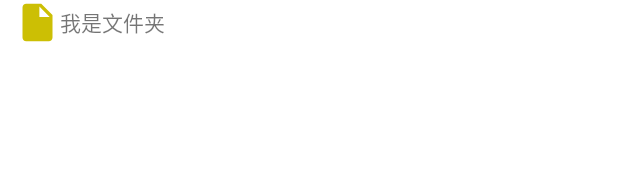
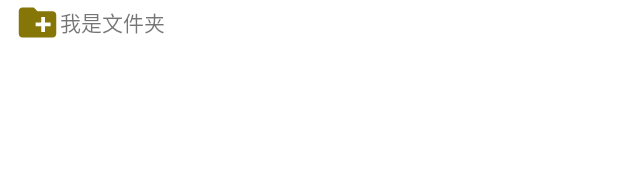
Before and after one commit to githubwangjunqiang/DialogLogShowManager, an Android app: the layout show_log_sdk_layout_item_cache_log.xml on its own in the app's theme, with its tools: preview values and no code run, on a phone screen of 412 x 824 dp. Shown: the top 193 px of the screen. Run offline under Robolectric (Android 15) with nearby library versions, the phone set to English and light mode, and no system bars.

```diff
--- a/dialoglogshow/src/main/java/com/xq/dialoglogshow/entity/LogConfigData.java
+++ b/dialoglogshow/src/main/java/com/xq/dialoglogshow/entity/LogConfigData.java
@@ -19,4 +19,12 @@ public class LogConfigData {
     public boolean sortUrlForTime = false;
     @Keep
     public RectF debugViewSize = null;
+
+    @Keep
+    public ReadTextCall readTextCall = null;
+
+    @Keep
+    public interface ReadTextCall{
+        void readText(String path);
+    }
 }
--- /dev/null
+++ b/dialoglogshow/src/main/res/drawable/baseline_create_new_folder_24_floder.xml
@@ -0,0 +1,11 @@
+<vector xmlns:android="http://schemas.android.com/apk/res/android"
+    android:width="24dp"
+    android:height="24dp"
+    android:viewportWidth="24"
+    android:viewportHeight="24">
+
+    <path
+        android:fillColor="#867507"
+        android:pathData="M20,6h-8l-2,-2L4,4c-1.11,0 -1.99,0.89 -1.99,2L2,18c0,1.11 0.89,2 2,2h16c1.11,0 2,-0.89 2,-2L22,8c0,-1.11 -0.89,-2 -2,-2zM19,14h-3v3h-2v-3h-3v-2h3L14,9h2v3h3v2z" />
+
+</vector>
--- a/dialoglogshow/src/main/res/drawable/baseline_insert_drive_file_24_doc.xml
+++ b/dialoglogshow/src/main/res/drawable/baseline_insert_drive_file_24_doc.xml
@@ -6,7 +6,7 @@
     android:viewportHeight="24">
 
     <path
-        android:fillColor="#CCBF04"
+        android:fillColor="#DBCE1F"
         android:pathData="M6,2c-1.1,0 -1.99,0.9 -1.99,2L4,20c0,1.1 0.89,2 1.99,2L18,22c1.1,0 2,-0.9 2,-2L20,8l-6,-6L6,2zM13,9L13,3.5L18.5,9L13,9z" />
 
 </vector>
--- /dev/null
+++ b/dialoglogshow/src/main/res/drawable/baseline_insert_drive_file_24_doc_se.xml
@@ -0,0 +1,6 @@
+<?xml version="1.0" encoding="utf-8"?>
+<selector xmlns:android="http://schemas.android.com/apk/res/android">
+
+    <item android:drawable="@drawable/baseline_create_new_folder_24_floder" android:state_selected="false" />
+    <item android:drawable="@drawable/baseline_insert_drive_file_24_doc" android:state_selected="true" />
+</selector>
--- a/dialoglogshow/src/main/res/layout/show_log_sdk_cache_log_layout.xml
+++ b/dialoglogshow/src/main/res/layout/show_log_sdk_cache_log_layout.xml
@@ -9,8 +9,11 @@
 
 
     <TextView
+        android:id="@+id/show_app_dialog_cache_file_log_tv_title"
         android:layout_width="match_parent"
         android:layout_height="wrap_content"
+        android:paddingVertical="6dp"
+        android:background="#B2E7F2"
         android:text="本地文件展示"
         android:textSize="13dp" />
 
--- a/dialoglogshow/src/main/res/layout/show_log_sdk_layout_item_cache_log.xml
+++ b/dialoglogshow/src/main/res/layout/show_log_sdk_layout_item_cache_log.xml
@@ -13,9 +13,10 @@
         android:id="@+id/show_app_dialog_cache_file_log_docicon"
         android:layout_width="30dp"
         android:layout_height="30dp"
-        android:src="@drawable/baseline_insert_drive_file_24_doc" />
+        android:src="@drawable/baseline_insert_drive_file_24_doc_se" />
 
     <TextView
+        android:id="@+id/tvname"
         android:layout_width="wrap_content"
         android:layout_height="wrap_content"
         android:text="我是文件夹" />
```
Also changed, not shown: dialoglogshow/src/main/java/com/xq/dialoglogshow/adapter/cache_log/CacheViewHolder.java (+15 -0 lines), dialoglogshow/src/main/java/com/xq/dialoglogshow/adapter/cache_log/MyAdapterCacheFileAdapter.java (renamed from dialoglogshow/src/main/java/com/xq/dialoglogshow/adapter/cache_log/MyAdapterCacheFile.java, +38 -18 lines), dialoglogshow/src/main/java/com/xq/dialoglogshow/dialog/DialogShowFileCache.java (+49 -12 lines).
